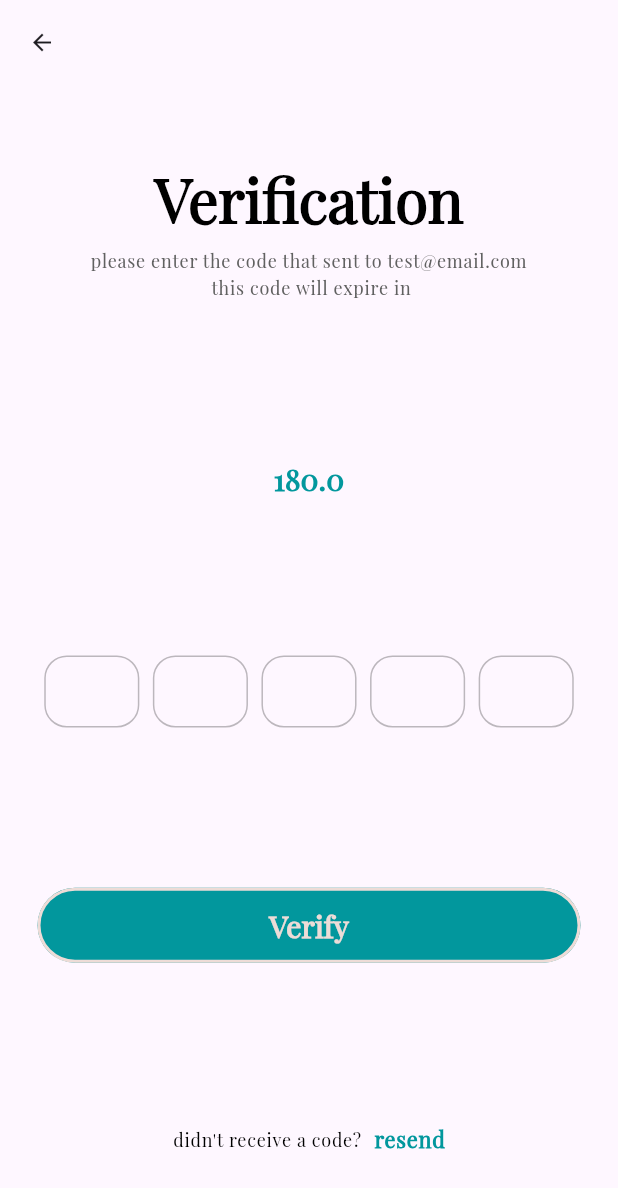
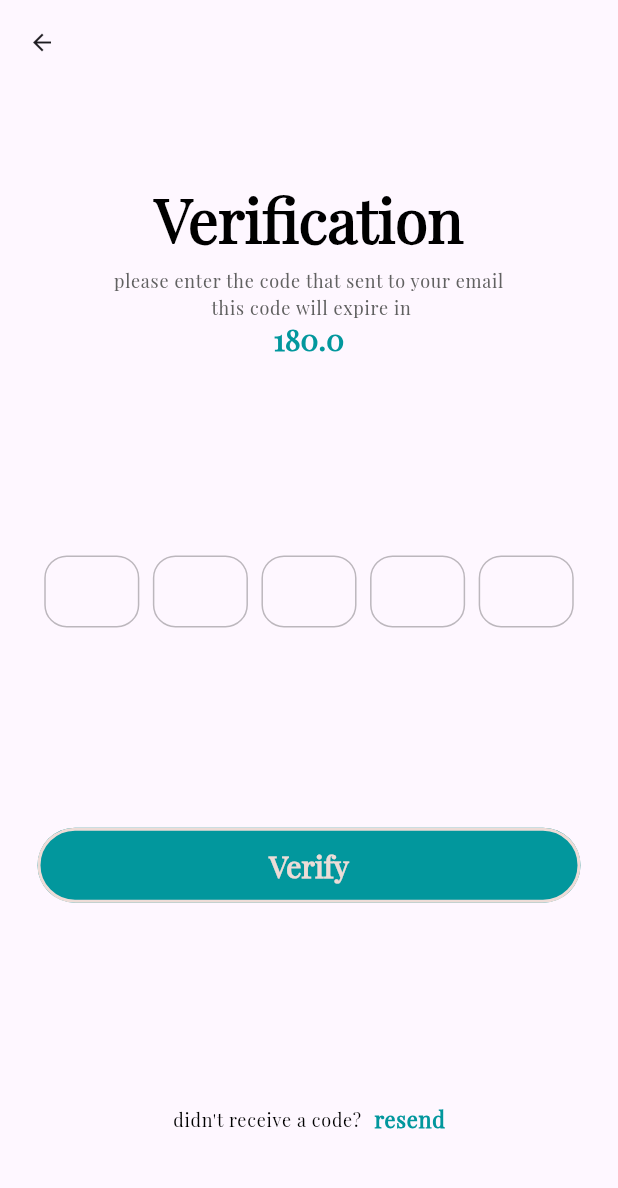
Before and after one commit to abdsyd/MediGear, a Flutter app: the RegisterOTP screen opened by its route, on a phone screen of 412 x 824 dp. Shown: the top 1188 px of the screen. Run offline on Flutter 3.47's test engine with Material 2 defaults, Android fonts, the phone set to English and light mode, and no system bars; drawn by our look-alikes of otp_text_field, timer_count_down; our stand-ins replace get, get_storage; accounts and stored records are empty.

Commit message:
improved register_otp.dart

```diff
--- a/lib/views/register_otp.dart
+++ b/lib/views/register_otp.dart
@@ -12,58 +12,78 @@ import 'package:timer_count_down/timer_count_down.dart';
 class RegisterOTP extends StatelessWidget {
   const RegisterOTP({super.key});
 
-  //todo: implement timer and otp field
   @override
   Widget build(BuildContext context) {
     RegisterController rC = Get.find();
     return Scaffold(
+      //resizeToAvoidBottomInset: false,
       appBar: AppBar(
         elevation: 0,
         backgroundColor: Colors.transparent,
         leading: const BackButton(
           style: ButtonStyle(iconSize: MaterialStatePropertyAll(18)),
-        ),),
+        ),
+      ),
       body: Center(
         child: Padding(
           padding: const EdgeInsets.symmetric(horizontal: 25),
           child: Column(
             mainAxisAlignment: MainAxisAlignment.spaceAround,
             children: [
+              Column(
+                children: [
                   const AuthTitle(
                     title: 'Verification',
-                subTitle: 'please enter the code that sent to test@email.com \n this code will expire in ',
+                    subTitle:
+                        'please enter the code that sent to your email \n this code will expire in ',
                   ),
-              Countdown(
-                controller: rC.timeController,
+                  GetBuilder<RegisterController>(
+                    builder: (controller) => Countdown(
+                      controller: controller.timeController,
                       seconds: 180,
-                build: (_, double time) => Text(
+                      build: (context, double time) => Text(
                         time.toString(),
-                  style: Theme.of(context).textTheme.displayMedium!.copyWith(color: rC.isTimeUp ? Colors.red : AppColors.myPrimary),
+                        style: Theme.of(context)
+                            .textTheme
+                            .displayMedium!
+                            .copyWith(
+                                color: controller.isTimeUp
+                                    ? Colors.red
+                                    : AppColors.myPrimary),
                       ),
                       onFinished: () {
-                  rC.toggleTimerState(true);
+                        controller.toggleTimerState(true);
                       },
                     ),
+                  ),
+                ],
+              ),
+
               OTPTextField(
                 controller: rC.otpController,
                 length: 5,
-                width: MediaQuery.of(context).size.width ,
-                fieldWidth: MediaQuery.of(context).size.width /6.5,
-                style:Theme.of(context).textTheme.displayMedium!.copyWith(color: Colors.black),
+                width: MediaQuery.of(context).size.width,
+                fieldWidth: MediaQuery.of(context).size.width / 6.5,
+                style: Theme.of(context)
+                    .textTheme
+                    .displayMedium!
+                    .copyWith(color: Colors.black),
                 textFieldAlignment: MainAxisAlignment.spaceAround,
                 fieldStyle: FieldStyle.box,
                 otpFieldStyle: OtpFieldStyle(
                   focusBorderColor: AppColors.myPrimary,
                 ),
                 outlineBorderRadius: 15,
-                onCompleted: (pin) {
-                },
+                onCompleted: (pin) {},
                 //onChanged: (val){},
               ),
               //const SizedBox(height: 50,),
-              AuthButton(text: 'Verify', onPressed: (){}, color: AppColors.myPrimary),
-              AuthSuggestion(question: 'didn\'t receive a code? ', suggestion: 'resend', onTap: (){})
-
+              AuthButton(
+                  text: 'Verify', onPressed: () {}, color: AppColors.myPrimary),
+              AuthSuggestion(
+                  question: 'didn\'t receive a code? ',
+                  suggestion: 'resend',
+                  onTap: () {})
             ],
           ),
         ),
```
Lines whose indentation alone changed are shown as unchanged.
